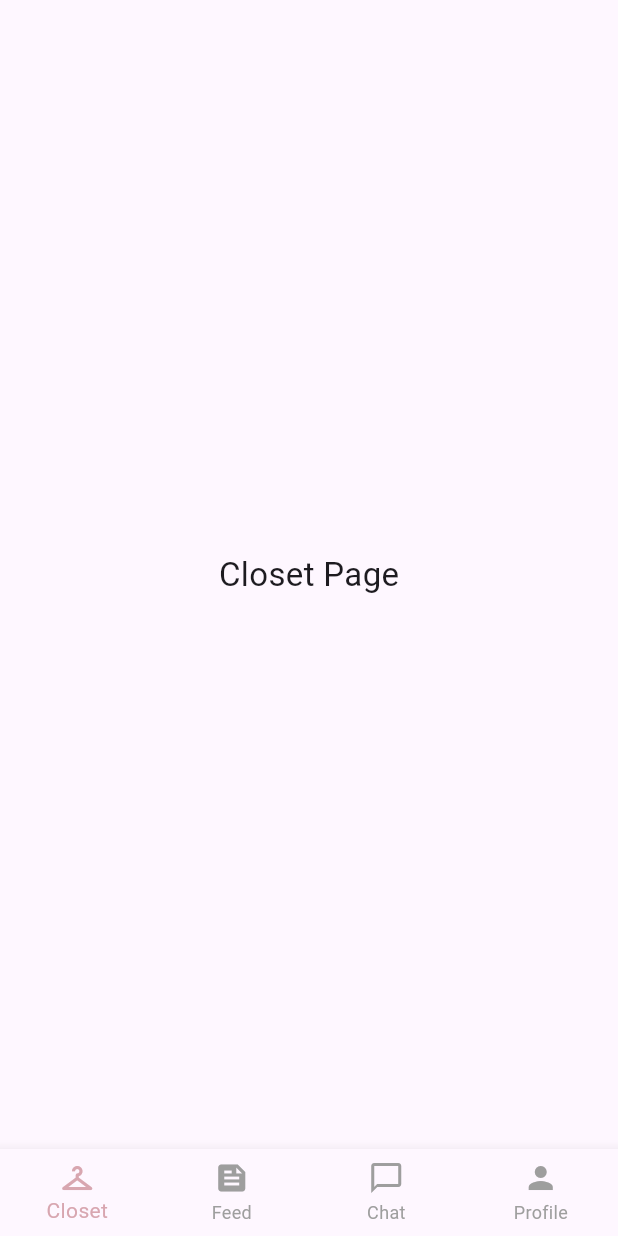
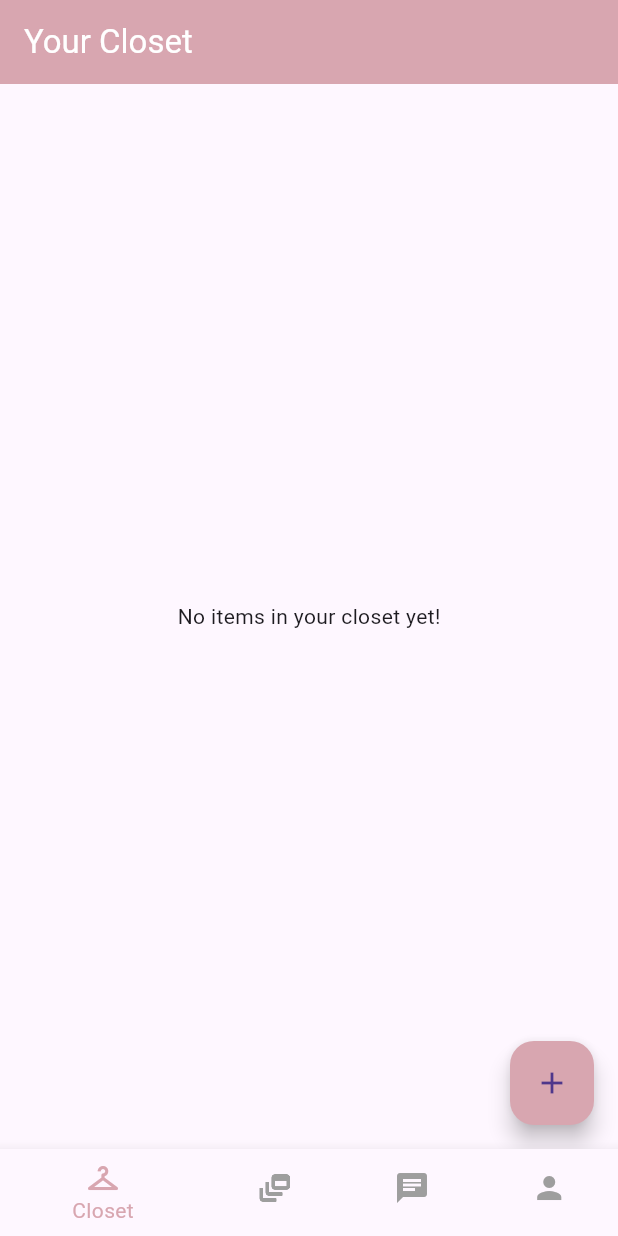
Before and after one commit to plutone777/Modest-Closet, a Flutter app: the SisterHomePage screen opened directly, on a phone screen of 412 x 824 dp. Run offline on Flutter 3.47's test engine with Material 3 defaults, Android fonts, the phone set to English and light mode, and no system bars; our stand-ins replace cloud_firestore, firebase_auth, firebase_core, firebase_storage, image_picker; accounts and stored records are empty.

Commit message:
Added uploading item function

```diff
--- /dev/null
+++ b/lib/screens/closet_screen.dart
@@ -0,0 +1,96 @@
+import 'package:flutter/material.dart';
+import 'package:cloud_firestore/cloud_firestore.dart';
+import 'package:firebase_auth/firebase_auth.dart';
+import 'upload_item_screen.dart';
+
+class ClosetScreen extends StatelessWidget {
+  const ClosetScreen({super.key});
+
+  @override
+  Widget build(BuildContext context) {
+    final String userId = FirebaseAuth.instance.currentUser!.uid;
+
+    return Scaffold(
+      appBar: AppBar(
+        title: const Text("Your Closet"),
+        backgroundColor: const Color.fromARGB(255, 216, 166, 176),
+        foregroundColor: Colors.white,
+      ),
+      body: StreamBuilder<QuerySnapshot>(
+        stream: FirebaseFirestore.instance
+            .collection("Clothes")
+            .where("userId", isEqualTo: userId) // ✅ filter only current user’s clothes
+            .orderBy("createdAt", descending: true)
+            .snapshots(),
+        builder: (context, snapshot) {
+          if (snapshot.connectionState == ConnectionState.waiting) {
+            return const Center(child: CircularProgressIndicator());
+          }
+
+          if (!snapshot.hasData || snapshot.data!.docs.isEmpty) {
+            return const Center(child: Text("No items in your closet yet!"));
+          }
+
+          final clothes = snapshot.data!.docs;
+
+          return GridView.builder(
+            padding: const EdgeInsets.all(10),
+            gridDelegate: const SliverGridDelegateWithFixedCrossAxisCount(
+              crossAxisCount: 2, // 2 items per row
+              crossAxisSpacing: 10,
+              mainAxisSpacing: 10,
+              childAspectRatio: 0.75,
+            ),
+            itemCount: clothes.length,
+            itemBuilder: (context, index) {
+              final item = clothes[index];
+              final imageUrl = item['imageUrl'];
+              final name = item['name'];
+
+              return Card(
+                shape: RoundedRectangleBorder(
+                  borderRadius: BorderRadius.circular(12),
+                ),
+                elevation: 4,
+                child: Column(
+                  children: [
+                    Expanded(
+                      child: ClipRRect(
+                        borderRadius: const BorderRadius.vertical(top: Radius.circular(12)),
+                        child: Image.network(
+                          imageUrl,
+                          fit: BoxFit.cover,
+                          width: double.infinity,
+                        ),
+                      ),
+                    ),
+                    Padding(
+                      padding: const EdgeInsets.all(8.0),
+                      child: Text(
+                        name,
+                        style: const TextStyle(fontWeight: FontWeight.bold),
+                        overflow: TextOverflow.ellipsis,
+                      ),
+                    ),
+                  ],
+                ),
+              );
+            },
+          );
+        },
+      ),
+      floatingActionButton: FloatingActionButton(
+        backgroundColor: const Color.fromARGB(255, 216, 166, 176),
+        onPressed: () {
+          Navigator.push(
+            context,
+            MaterialPageRoute(
+              builder: (context) => UploadItemScreen(userId: userId), // ✅ pass userId
+            ),
+          );
+        },
+        child: const Icon(Icons.add),
+      ),
+    );
+  }
+}
--- a/lib/screens/sister_home.dart
+++ b/lib/screens/sister_home.dart
@@ -1,4 +1,5 @@
 import 'package:flutter/material.dart';
+import 'closet_screen.dart';
 
 class SisterHomePage extends StatefulWidget {
   const SisterHomePage({super.key});
@@ -8,38 +9,37 @@ class SisterHomePage extends StatefulWidget {
 }
 
 class _SisterHomePageState extends State<SisterHomePage> {
-  int _currentIndex = 0;
+  int _selectedIndex = 0;
 
-  final List<Widget> _pages = const [
-    Center(child: Text("Closet Page", style: TextStyle(fontSize: 22))),
-    Center(child: Text("Feed Page", style: TextStyle(fontSize: 22))),
-    Center(child: Text("Chat Page", style: TextStyle(fontSize: 22))),
-    Center(child: Text("Profile Page", style: TextStyle(fontSize: 22))),
+  // ✅ Add your screens here
+  final List<Widget> _pages = [
+    const ClosetScreen(),
+    const Center(child: Text("Feed Page")),
+    const Center(child: Text("Chat Page")),
+    const Center(child: Text("Profile Page")),
   ];
+
+  void _onItemTapped(int index) {
+    setState(() {
+      _selectedIndex = index;
+    });
+  }
 
   @override
   Widget build(BuildContext context) {
     return Scaffold(
-      body: _pages[_currentIndex],
-
+      body: _pages[_selectedIndex],
       bottomNavigationBar: BottomNavigationBar(
-        currentIndex: _currentIndex,
+        currentIndex: _selectedIndex,
         selectedItemColor: const Color.fromARGB(255, 216, 166, 176),
         unselectedItemColor: Colors.grey,
-        type: BottomNavigationBarType.fixed,
-
+        onTap: _onItemTapped,
         items: const [
           BottomNavigationBarItem(icon: Icon(Icons.checkroom), label: "Closet"),
-          BottomNavigationBarItem(icon: Icon(Icons.feed), label: "Feed"),
-          BottomNavigationBarItem(icon: Icon(Icons.chat_bubble_outline), label: "Chat"),
+          BottomNavigationBarItem(icon: Icon(Icons.dynamic_feed), label: "Feed"),
+          BottomNavigationBarItem(icon: Icon(Icons.chat), label: "Chat"),
           BottomNavigationBarItem(icon: Icon(Icons.person), label: "Profile"),
         ],
-
-        onTap: (index) {
-          setState(() {
-            _currentIndex = index;
-          });
-        },
       ),
     );
   }
--- a/pubspec.yaml
+++ b/pubspec.yaml
@@ -39,6 +39,7 @@ dependencies:
   firebase_auth: ^5.7.0
   image_picker: ^1.1.2
   provider: ^6.1.5
+  firebase_storage: ^12.4.10
 
 dev_dependencies:
   flutter_test:
```
Also changed, not shown: lib/data/closet_data.dart (added, +70 -0 lines), lib/screens/upload_item_screen.dart (added, +172 -0 lines), lib/services/upload_service.dart (added, +34 -0 lines), lib/widgets/reusable_widgets.dart (+29 -0 lines), pubspec.lock, 4 other files.
